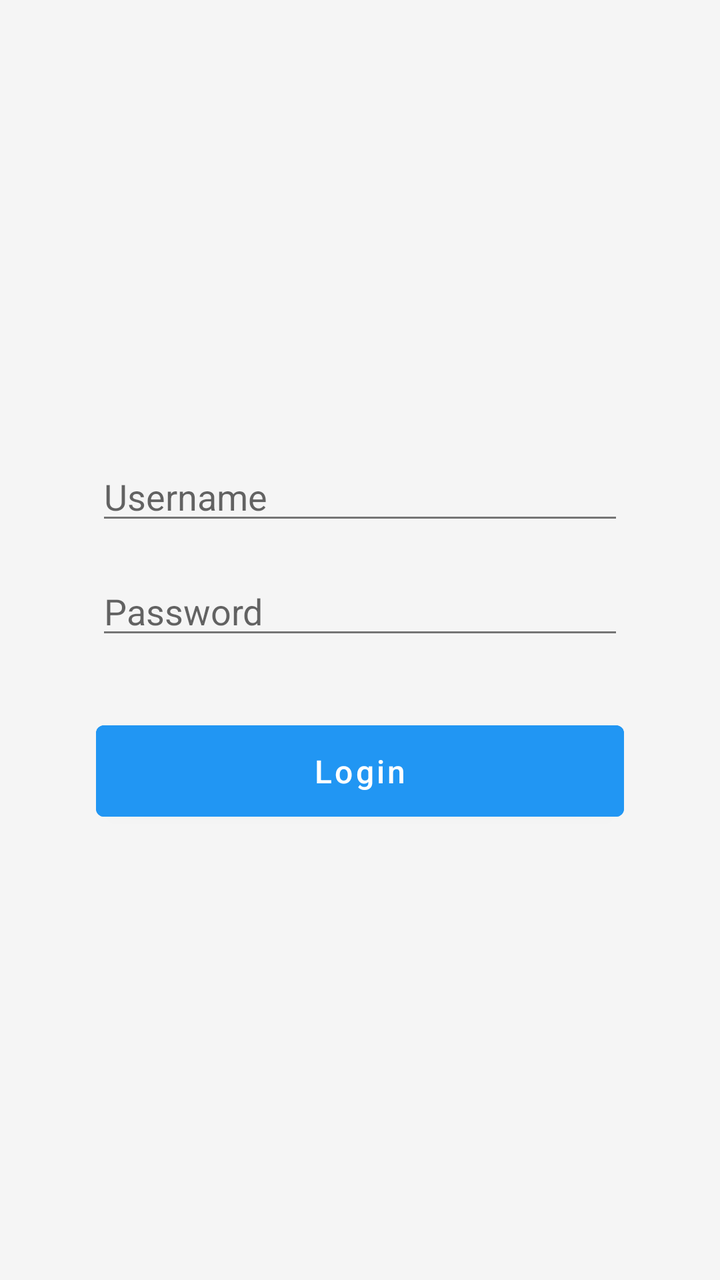
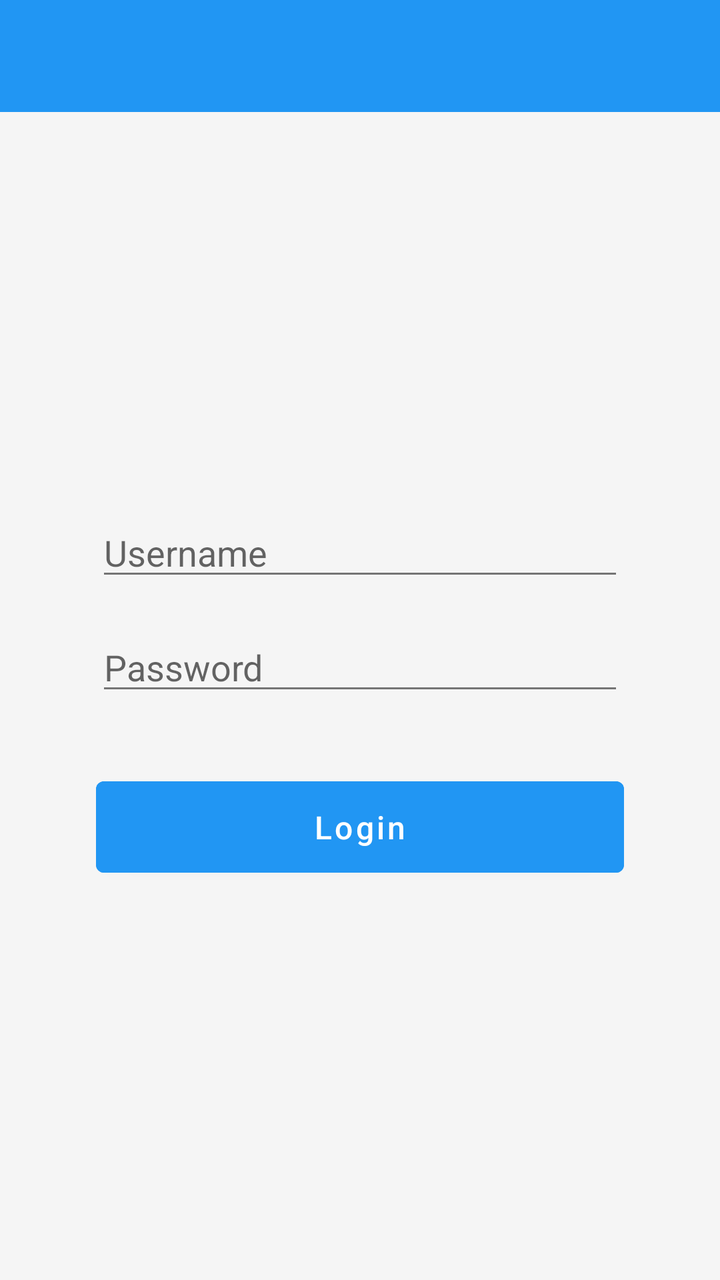

An Android layout rendered at two revisions. The XML below is the earlier revision; the diff shows what the commit changed to produce the second picture.
<!-- AndroidManifest.xml: application theme AppTheme -->
<!-- res/layout/activity_login.xml -->
<?xml version="1.0" encoding="utf-8"?>
<androidx.constraintlayout.widget.ConstraintLayout xmlns:android="http://schemas.android.com/apk/res/android"
    xmlns:app="http://schemas.android.com/apk/res-auto"
    xmlns:tools="http://schemas.android.com/tools"
    android:layout_width="match_parent"
    android:layout_height="match_parent"
    android:padding="16dp"
    tools:context=".LoginActivity"> 

    <EditText
        android:id="@+id/editTextUsername"
        android:layout_width="0dp"
        android:layout_height="wrap_content"
        android:layout_marginStart="32dp"
        android:layout_marginEnd="32dp"
        android:layout_marginBottom="8dp"
        android:hint="Username"
        android:inputType="text"
        app:layout_constraintBottom_toTopOf="@+id/editTextPassword"
        app:layout_constraintEnd_toEndOf="parent"
        app:layout_constraintStart_toStartOf="parent"
        app:layout_constraintTop_toTopOf="parent"
        app:layout_constraintVertical_chainStyle="packed" />

    <EditText
        android:id="@+id/editTextPassword"
        android:layout_width="0dp"
        android:layout_height="wrap_content"
        android:layout_marginStart="32dp"
        android:layout_marginTop="8dp"
        android:layout_marginEnd="32dp"
        android:layout_marginBottom="16dp"
        android:hint="Password"
        android:inputType="textPassword"
        app:layout_constraintBottom_toTopOf="@+id/buttonLogin"
        app:layout_constraintEnd_toEndOf="parent"
        app:layout_constraintStart_toStartOf="parent"
        app:layout_constraintTop_toBottomOf="@+id/editTextUsername" />

    <Button
        android:id="@+id/buttonLogin"
        android:layout_width="0dp"
        android:layout_height="wrap_content"
        android:layout_marginStart="32dp"
        android:layout_marginTop="16dp"
        android:layout_marginEnd="32dp"
        android:text="Login"
        app:layout_constraintBottom_toBottomOf="parent"
        app:layout_constraintEnd_toEndOf="parent"
        app:layout_constraintStart_toStartOf="parent"
        app:layout_constraintTop_toBottomOf="@+id/editTextPassword" />

</androidx.constraintlayout.widget.ConstraintLayout>
<!-- resources referenced by this layout -->
<resources>
  <style name="AppTheme" parent="Theme.MaterialComponents.DayNight.DarkActionBar">
          
          <item name="colorPrimary">@color/colorPrimary</item>
          <item name="colorPrimaryVariant">@color/colorPrimaryDark</item>
          <item name="colorOnPrimary">@color/textColorOnPrimary</item>
          
          <item name="colorSecondary">@color/colorAccent</item>
          <item name="colorSecondaryVariant">@color/colorAccent</item> 
          <item name="colorOnSecondary">@color/textColorOnAccent</item>
          
          <item name="android:statusBarColor" tools:targetApi="l">?attr/colorPrimaryVariant</item>
          
          <item name="android:windowBackground">@color/windowBackground</item>
          
          <item name="android:textColorPrimary">@color/textColorPrimary</item>
          <item name="android:textColorSecondary">@color/textColorSecondary</item>
  
          
          <item name="materialButtonStyle">@style/Widget.App.Button</item>
          <item name="buttonStyle">@style/Widget.App.Button</item>
  
  
      </style>
  <color name="colorPrimary">#2196F3</color>
  <color name="colorPrimaryDark">#1976D2</color>
  <color name="textColorOnPrimary">#FFFFFF</color>
  <color name="colorAccent">#FF9800</color>
  <color name="textColorOnAccent">#FFFFFF</color>
  <color name="windowBackground">#F5F5F5</color>
  <color name="textColorPrimary">#212121</color>
  <color name="textColorSecondary">#757575</color>
  <style name="Widget.App.Button" parent="Widget.MaterialComponents.Button">
          <item name="android:backgroundTint">@color/colorPrimary</item>
          <item name="android:textColor">@color/textColorOnPrimary</item>
          <item name="android:paddingLeft">24dp</item>
          <item name="android:paddingRight">24dp</item>
          <item name="android:paddingTop">12dp</item>
          <item name="android:paddingBottom">12dp</item>
          <item name="android:textAllCaps">false</item>
          <item name="android:textSize">16sp</item>
      </style>
</resources>

<!-- the commit's change to res/layout/activity_login.xml (unified diff, before → after) -->
@@ -4,25 +4,50 @@
     xmlns:tools="http://schemas.android.com/tools"
     android:layout_width="match_parent"
     android:layout_height="match_parent"
-    android:padding="16dp"
     tools:context=".LoginActivity"> 
 
-    <EditText
-        android:id="@+id/editTextUsername"
+    <com.google.android.material.appbar.AppBarLayout
+        android:id="@+id/appBarLayout"
+        android:layout_width="match_parent"
+        android:layout_height="wrap_content"
+        android:theme="@style/ThemeOverlay.MaterialComponents.Dark.ActionBar"
+        app:layout_constraintTop_toTopOf="parent"
+        app:layout_constraintStart_toStartOf="parent"
+        app:layout_constraintEnd_toEndOf="parent">
+
+        <com.google.android.material.appbar.MaterialToolbar
+            android:id="@+id/toolbar"
+            android:layout_width="match_parent"
+            android:layout_height="?attr/actionBarSize"
+            app:popupTheme="@style/ThemeOverlay.MaterialComponents.Light" />
+    </com.google.android.material.appbar.AppBarLayout>
+
+    
+    <androidx.constraintlayout.widget.ConstraintLayout
         android:layout_width="0dp"
-        android:layout_height="wrap_content"
-        android:layout_marginStart="32dp"
-        android:layout_marginEnd="32dp"
-        android:layout_marginBottom="8dp"
-        android:hint="Username"
-        android:inputType="text"
-        app:layout_constraintBottom_toTopOf="@+id/editTextPassword"
-        app:layout_constraintEnd_toEndOf="parent"
+        android:layout_height="0dp"
+        android:padding="16dp"
+        app:layout_constraintTop_toBottomOf="@id/appBarLayout"
+        app:layout_constraintBottom_toBottomOf="parent"
         app:layout_constraintStart_toStartOf="parent"
-        app:layout_constraintTop_toTopOf="parent"
-        app:layout_constraintVertical_chainStyle="packed" />
+        app:layout_constraintEnd_toEndOf="parent">
 
-    <EditText
+        <EditText
+            android:id="@+id/editTextUsername"
+            android:layout_width="0dp"
+            android:layout_height="wrap_content"
+            android:layout_marginStart="32dp"
+            android:layout_marginEnd="32dp"
+            android:layout_marginBottom="8dp"
+            android:hint="Username"
+            android:inputType="text"
+            app:layout_constraintBottom_toTopOf="@+id/editTextPassword"
+            app:layout_constraintEnd_toEndOf="parent"
+            app:layout_constraintStart_toStartOf="parent"
+            app:layout_constraintTop_toTopOf="parent"
+            app:layout_constraintVertical_chainStyle="packed" />
+
+        <EditText
         android:id="@+id/editTextPassword"
         android:layout_width="0dp"
         android:layout_height="wrap_content"
@@ -49,5 +74,6 @@
         app:layout_constraintEnd_toEndOf="parent"
         app:layout_constraintStart_toStartOf="parent"
         app:layout_constraintTop_toBottomOf="@+id/editTextPassword" />
+    </androidx.constraintlayout.widget.ConstraintLayout>
 
 </androidx.constraintlayout.widget.ConstraintLayout>
<!-- resource entries referenced after the edit -->
@@ -1,6 +1,6 @@
 <!-- resources referenced by this layout -->
 <resources>
-  <style name="AppTheme" parent="Theme.MaterialComponents.DayNight.DarkActionBar">
+  <style name="AppTheme" parent="Theme.MaterialComponents.DayNight.NoActionBar">
           
           <item name="colorPrimary">@color/colorPrimary</item>
           <item name="colorPrimaryVariant">@color/colorPrimaryDark</item>
